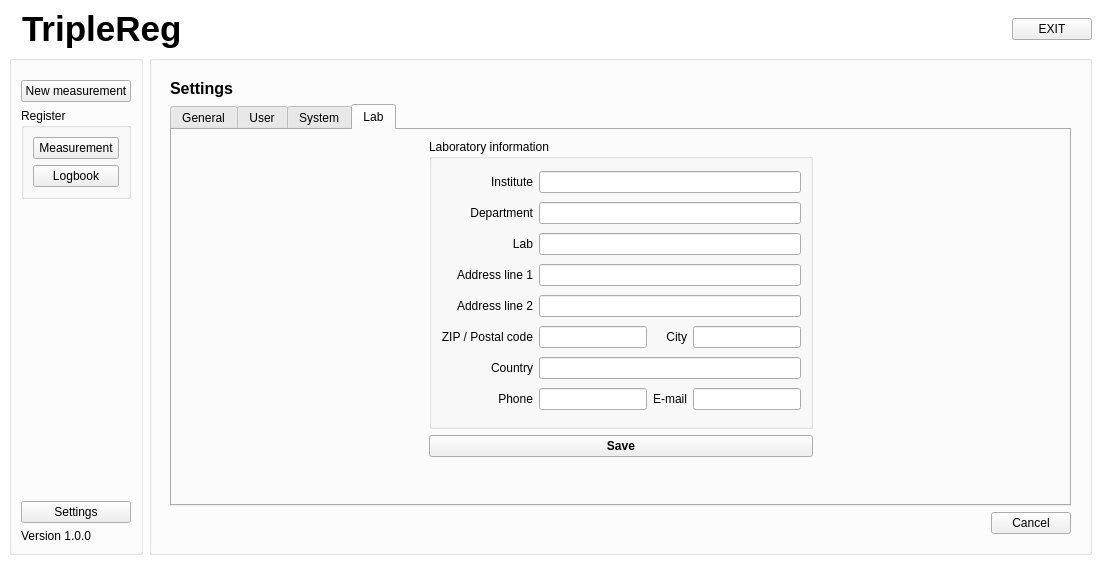
Old version of the form TripleReg/mainwindow.ui in the repository ziemastz/SL.
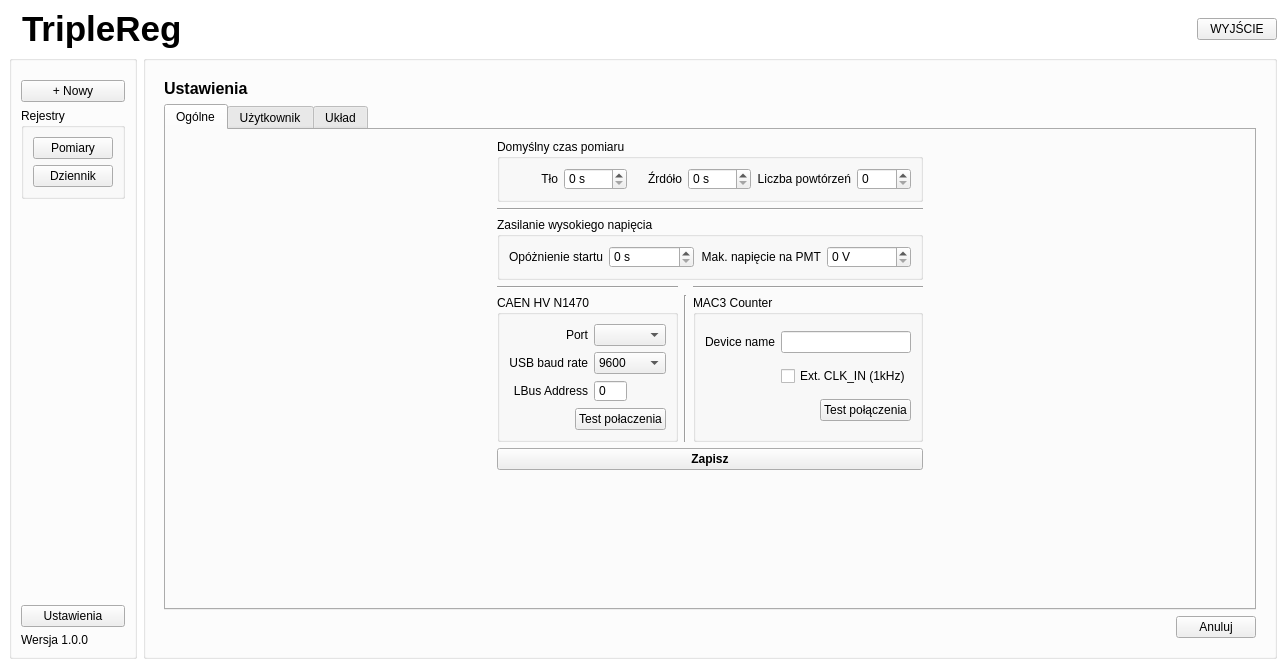
New version of the form. The open tabs and pages were chosen to show the change. Icons and pictures are not drawn.

The edit to the form file:
```diff
--- a/TripleReg/mainwindow.ui
+++ b/TripleReg/mainwindow.ui
@@ -6,8 +6,8 @@
    <rect>
     <x>0</x>
     <y>0</y>
-    <width>1101</width>
-    <height>563</height>
+    <width>1286</width>
+    <height>668</height>
    </rect>
   </property>
   <property name="windowTitle">
@@ -1427,13 +1427,13 @@
              </property>
              <widget class="QWidget" name="tab">
               <attribute name="title">
-               <string>General</string>
+               <string>Ogólne</string>
               </attribute>
               <layout class="QGridLayout" name="gridLayout_20">
                <item row="2" column="1" colspan="3">
                 <widget class="QGroupBox" name="groupBox_14">
                  <property name="title">
-                  <string>Power supply</string>
+                  <string>Zasilanie wysokiego napięcia</string>
                  </property>
                  <layout class="QGridLayout" name="gridLayout_17">
                   <item row="0" column="0">
@@ -1445,7 +1445,7 @@
                      </sizepolicy>
                     </property>
                     <property name="text">
-                     <string>Start delay</string>
+                     <string>Opóżnienie startu</string>
                     </property>
                     <property name="alignment">
                      <set>Qt::AlignRight|Qt::AlignTrailing|Qt::AlignVCenter</set>
@@ -1471,7 +1471,7 @@
                      </sizepolicy>
                     </property>
                     <property name="text">
-                     <string>Max voltage of PMT</string>
+                     <string>Mak. napięcie na PMT</string>
                     </property>
                     <property name="alignment">
                      <set>Qt::AlignRight|Qt::AlignTrailing|Qt::AlignVCenter</set>
@@ -1504,7 +1504,7 @@
                <item row="0" column="1" colspan="3">
                 <widget class="QGroupBox" name="groupBox_13">
                  <property name="title">
-                  <string>Default measurement time </string>
+                  <string>Domyślny czas pomiaru</string>
                  </property>
                  <layout class="QGridLayout" name="gridLayout_16">
                   <item row="0" column="0">
@@ -1516,7 +1516,7 @@
                      </sizepolicy>
                     </property>
                     <property name="text">
-                     <string>Blank</string>
+                     <string>Tło</string>
                     </property>
                     <property name="alignment">
                      <set>Qt::AlignRight|Qt::AlignTrailing|Qt::AlignVCenter</set>
@@ -1542,7 +1542,7 @@
                      </sizepolicy>
                     </property>
                     <property name="text">
-                     <string>Source</string>
+                     <string>Źrdóło</string>
                     </property>
                     <property name="alignment">
                      <set>Qt::AlignRight|Qt::AlignTrailing|Qt::AlignVCenter</set>
@@ -1568,7 +1568,7 @@
                      </sizepolicy>
                     </property>
                     <property name="text">
-                     <string>Repeat</string>
+                     <string>Liczba powtórzeń</string>
                     </property>
                     <property name="alignment">
                      <set>Qt::AlignRight|Qt::AlignTrailing|Qt::AlignVCenter</set>
@@ -1636,7 +1636,7 @@
                     <item>
                      <widget class="QPushButton" name="connectionTestMAC3Counter_pushButton">
                       <property name="text">
-                       <string>Connection test</string>
+                       <string>Test połączenia</string>
                       </property>
                      </widget>
                     </item>
@@ -1755,7 +1755,7 @@
                     <item>
                      <widget class="QPushButton" name="connectionTestN1470_pushButton">
                       <property name="text">
-                       <string>Connection test</string>
+                       <string>Test połaczenia</string>
                       </property>
                      </widget>
                     </item>
@@ -1783,7 +1783,7 @@
                   </font>
                  </property>
                  <property name="text">
-                  <string>Save</string>
+                  <string>Zapisz</string>
                  </property>
                 </widget>
                </item>
@@ -1824,7 +1824,7 @@
              </widget>
              <widget class="QWidget" name="tab_2">
               <attribute name="title">
-               <string>User</string>
+               <string>Użytkownik</string>
               </attribute>
               <layout class="QGridLayout" name="gridLayout_28">
                <item row="0" column="0" rowspan="3">
@@ -2010,7 +2010,7 @@
              </widget>
              <widget class="QWidget" name="tab_3">
               <attribute name="title">
-               <string>System</string>
+               <string>Układ</string>
               </attribute>
               <layout class="QGridLayout" name="gridLayout_24">
                <item row="0" column="0" rowspan="2">
@@ -2208,210 +2208,12 @@
                </item>
               </layout>
              </widget>
-             <widget class="QWidget" name="tab_4">
-              <attribute name="title">
-               <string>Lab</string>
-              </attribute>
-              <layout class="QGridLayout" name="gridLayout_29">
-               <item row="0" column="0" rowspan="2">
-                <spacer name="horizontalSpacer_15">
-                 <property name="orientation">
-                  <enum>Qt::Horizontal</enum>
-                 </property>
-                 <property name="sizeHint" stdset="0">
-                  <size>
-                   <width>144</width>
-                   <height>318</height>
-                  </size>
-                 </property>
-                </spacer>
-               </item>
-               <item row="0" column="1">
-                <widget class="QGroupBox" name="groupBox_20">
-                 <property name="title">
-                  <string>Laboratory information</string>
-                 </property>
-                 <layout class="QGridLayout" name="gridLayout_25">
-                  <item row="5" column="0">
-                   <widget class="QLabel" name="label_64">
-                    <property name="text">
-                     <string>ZIP / Postal code</string>
-                    </property>
-                    <property name="alignment">
-                     <set>Qt::AlignRight|Qt::AlignTrailing|Qt::AlignVCenter</set>
-                    </property>
-                   </widget>
-                  </item>
-                  <item row="3" column="0">
-                   <widget class="QLabel" name="label_65">
-                    <property name="text">
-                     <string>Address line 1</string>
-                    </property>
-                    <property name="alignment">
-                     <set>Qt::AlignRight|Qt::AlignTrailing|Qt::AlignVCenter</set>
-                    </property>
-                   </widget>
-                  </item>
-                  <item row="4" column="0">
-                   <widget class="QLabel" name="label_66">
-                    <property name="text">
-                     <string>Address line 2</string>
-                    </property>
-                    <property name="alignment">
-                     <set>Qt::AlignRight|Qt::AlignTrailing|Qt::AlignVCenter</set>
-                    </property>
-                   </widget>
-                  </item>
-                  <item row="5" column="3">
-                   <widget class="QLineEdit" name="city_lineEdit"/>
-                  </item>
-                  <item row="4" column="1" colspan="3">
-                   <widget class="QLineEdit" name="addressLine2_lineEdit"/>
-                  </item>
-                  <item row="7" column="3">
-                   <widget class="QLineEdit" name="email_lineEdit"/>
-                  </item>
-                  <item row="7" column="0">
-                   <widget class="QLabel" name="label_67">
-                    <property name="text">
-                     <string>Phone</string>
-                    </property>
-                    <property name="alignment">
-                     <set>Qt::AlignRight|Qt::AlignTrailing|Qt::AlignVCenter</set>
-                    </property>
-                   </widget>
-                  </item>
-                  <item row="5" column="2">
-                   <widget class="QLabel" name="label_68">
-                    <property name="text">
-                     <string>City</string>
-                    </property>
-                    <property name="alignment">
-                     <set>Qt::AlignRight|Qt::AlignTrailing|Qt::AlignVCenter</set>
-                    </property>
-                   </widget>
-                  </item>
-                  <item row="3" column="1" colspan="3">
-                   <widget class="QLineEdit" name="addressLine1_lineEdit"/>
-                  </item>
-                  <item row="7" column="2">
-                   <widget class="QLabel" name="label_69">
-                    <property name="text">
-                     <string>E-mail</string>
-                    </property>
-                    <property name="alignment">
-                     <set>Qt::AlignRight|Qt::AlignTrailing|Qt::AlignVCenter</set>
-                    </property>
-                   </widget>
-                  </item>
-                  <item row="0" column="0">
-                   <widget class="QLabel" name="label_70">
-                    <property name="text">
-                     <string>Institute</string>
-                    </property>
-                    <property name="alignment">
-                     <set>Qt::AlignRight|Qt::AlignTrailing|Qt::AlignVCenter</set>
-                    </property>
-                   </widget>
-                  </item>
-                  <item row="1" column="0">
-                   <widget class="QLabel" name="label_71">
-                    <property name="text">
-                     <string>Department</string>
-                    </property>
-                    <property name="alignment">
-                     <set>Qt::AlignRight|Qt::AlignTrailing|Qt::AlignVCenter</set>
-                    </property>
-                   </widget>
-                  </item>
-                  <item row="6" column="0">
-                   <widget class="QLabel" name="label_72">
-                    <property name="text">
-                     <string>Country</string>
-                    </property>
-                    <property name="alignment">
-                     <set>Qt::AlignRight|Qt::AlignTrailing|Qt::AlignVCenter</set>
-                    </property>
-                   </widget>
-                  </item>
-                  <item row="5" column="1">
-                   <widget class="QLineEdit" name="zip_lineEdit"/>
-                  </item>
-                  <item row="7" column="1">
-                   <widget class="QLineEdit" name="phone_lineEdit"/>
-                  </item>
-                  <item row="2" column="0">
-                   <widget class="QLabel" name="label_73">
-                    <property name="text">
-                     <string>Lab</string>
-                    </property>
-                    <property name="alignment">
-                     <set>Qt::AlignRight|Qt::AlignTrailing|Qt::AlignVCenter</set>
-                    </property>
-                   </widget>
-                  </item>
-                  <item row="2" column="1" colspan="3">
-                   <widget class="QLineEdit" name="lab_lineEdit"/>
-                  </item>
-                  <item row="1" column="1" colspan="3">
-                   <widget class="QLineEdit" name="department_lineEdit"/>
-                  </item>
-                  <item row="0" column="1" colspan="3">
-                   <widget class="QLineEdit" name="institute_lineEdit"/>
-                  </item>
-                  <item row="6" column="1" colspan="3">
-                   <widget class="QLineEdit" name="country_lineEdit"/>
-                  </item>
-                 </layout>
-                </widget>
-               </item>
-               <item row="0" column="2" rowspan="2">
-                <spacer name="horizontalSpacer_16">
-                 <property name="orientation">
-                  <enum>Qt::Horizontal</enum>
-                 </property>
-                 <property name="sizeHint" stdset="0">
-                  <size>
-                   <width>144</width>
-                   <height>318</height>
-                  </size>
-                 </property>
-                </spacer>
-               </item>
-               <item row="1" column="1">
-                <widget class="QPushButton" name="saveLab_pushButton">
-                 <property name="font">
-                  <font>
-                   <weight>75</weight>
-                   <bold>true</bold>
-                  </font>
-                 </property>
-                 <property name="text">
-                  <string>Save</string>
-                 </property>
-                </widget>
-               </item>
-               <item row="2" column="1">
-                <spacer name="verticalSpacer_6">
-                 <property name="orientation">
-                  <enum>Qt::Vertical</enum>
-                 </property>
-                 <property name="sizeHint" stdset="0">
-                  <size>
-                   <width>20</width>
-                   <height>59</height>
-                  </size>
-                 </property>
-                </spacer>
-               </item>
-              </layout>
-             </widget>
             </widget>
            </item>
            <item row="2" column="1">
             <widget class="QPushButton" name="cancelSettings_pushButton">
              <property name="text">
-              <string>Cancel</string>
+              <string>Anuluj</string>
              </property>
             </widget>
            </item>
@@ -2425,7 +2227,7 @@
               </font>
              </property>
              <property name="text">
-              <string>Settings</string>
+              <string>Ustawienia</string>
              </property>
             </widget>
            </item>
@@ -2460,7 +2262,7 @@
       <item row="0" column="4" rowspan="2">
        <widget class="QPushButton" name="exit_pushButton">
         <property name="text">
-         <string>EXIT</string>
+         <string>WYJŚCIE</string>
         </property>
         <property name="autoDefault">
          <bool>false</bool>
@@ -2513,20 +2315,20 @@
          <item>
           <widget class="QPushButton" name="newMeasurement_pushButton">
            <property name="text">
-            <string>New measurement</string>
+            <string>+ Nowy</string>
            </property>
           </widget>
          </item>
          <item>
           <widget class="QGroupBox" name="groupBox">
            <property name="title">
-            <string>Register</string>
+            <string>Rejestry</string>
            </property>
            <layout class="QVBoxLayout" name="verticalLayout">
             <item>
              <widget class="QPushButton" name="measReg_pushButton">
               <property name="text">
-               <string>Measurement</string>
+               <string>Pomiary</string>
               </property>
              </widget>
             </item>
@@ -2536,7 +2338,7 @@
                <bool>true</bool>
               </property>
               <property name="text">
-               <string>Logbook</string>
+               <string>Dziennik</string>
               </property>
              </widget>
             </item>
@@ -2559,14 +2361,14 @@
          <item>
           <widget class="QPushButton" name="settings_pushButton">
            <property name="text">
-            <string>Settings</string>
+            <string>Ustawienia</string>
            </property>
           </widget>
          </item>
          <item>
           <widget class="QLabel" name="version_label">
            <property name="text">
-            <string>Version 1.0.0</string>
+            <string>Wersja 1.0.0</string>
            </property>
           </widget>
          </item>
```
Left out of the diff: 169 changed lines with no effect on the pictures.
